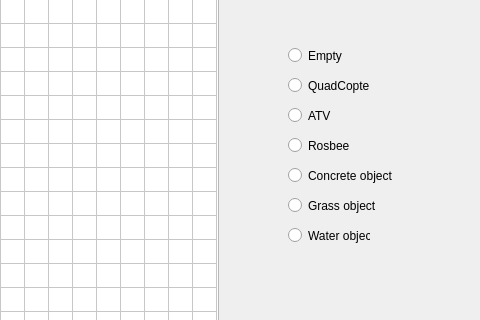
Above: thijs_van_tiem/inwerken/mainwindow.ui from madmilla/THO78-Roborescue before the change; both pictures show x 412 to 892 and y 99 to 419 of the 892 by 597 pixel window. Below: the same form after it.
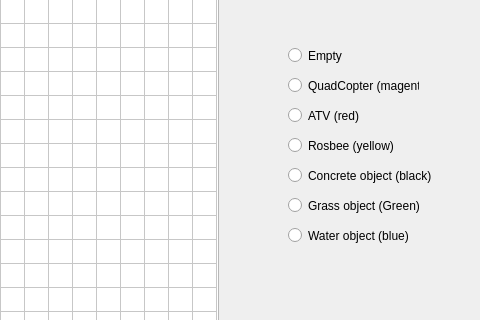
That is the form after the change.

What changed in the file:
```diff
--- a/thijs_van_tiem/inwerken/mainwindow.ui
+++ b/thijs_van_tiem/inwerken/mainwindow.ui
@@ -115,12 +115,12 @@
      <rect>
       <x>700</x>
       <y>230</y>
-      <width>111</width>
+      <width>161</width>
       <height>17</height>
      </rect>
     </property>
     <property name="text">
-     <string>Concrete object</string>
+     <string>Concrete object (black)</string>
     </property>
    </widget>
    <widget class="QRadioButton" name="RadioQuad">
@@ -128,12 +128,12 @@
      <rect>
       <x>700</x>
       <y>140</y>
-      <width>82</width>
+      <width>131</width>
       <height>17</height>
      </rect>
     </property>
     <property name="text">
-     <string>QuadCopter</string>
+     <string>QuadCopter (magenta)</string>
     </property>
    </widget>
    <widget class="QRadioButton" name="RadioATV">
@@ -146,7 +146,7 @@
      </rect>
     </property>
     <property name="text">
-     <string>ATV</string>
+     <string>ATV (red)</string>
     </property>
    </widget>
    <widget class="QRadioButton" name="RadioRosbee">
@@ -154,12 +154,12 @@
      <rect>
       <x>700</x>
       <y>200</y>
-      <width>82</width>
+      <width>161</width>
       <height>17</height>
      </rect>
     </property>
     <property name="text">
-     <string>Rosbee</string>
+     <string>Rosbee (yellow)</string>
     </property>
    </widget>
    <widget class="QRadioButton" name="RadioGreen">
@@ -167,12 +167,12 @@
      <rect>
       <x>700</x>
       <y>260</y>
-      <width>111</width>
+      <width>141</width>
       <height>17</height>
      </rect>
     </property>
     <property name="text">
-     <string>Grass object</string>
+     <string>Grass object (Green)</string>
     </property>
    </widget>
    <widget class="QRadioButton" name="RadioWater">
@@ -180,12 +180,12 @@
      <rect>
       <x>700</x>
       <y>290</y>
-      <width>82</width>
+      <width>131</width>
       <height>17</height>
      </rect>
     </property>
     <property name="text">
-     <string>Water object</string>
+     <string>Water object (blue)</string>
     </property>
    </widget>
   </widget>
```
